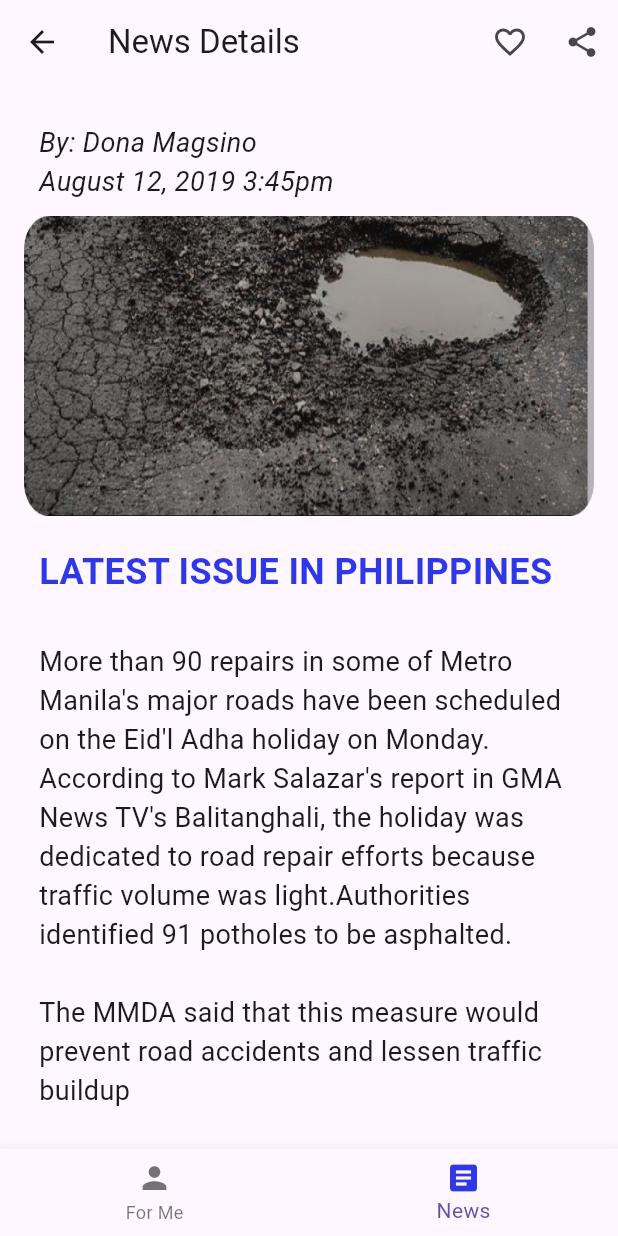
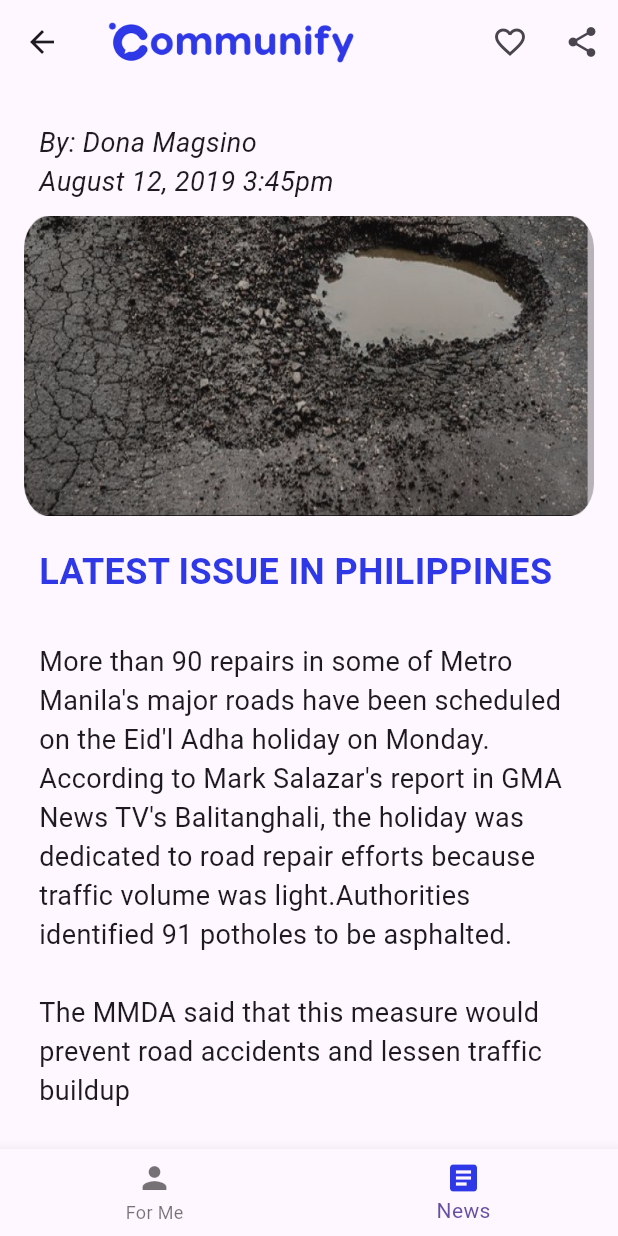
Before and after one commit to hirajya/communify, a Flutter app: the screen it shows after launch, after a tap on "Pothole repairs in Metro Manila roads sl", on a phone screen of 412 x 824 dp. Run offline on Flutter 3.47's test engine with Material 3 defaults, Android fonts, the phone set to English and light mode, and no system bars; our stand-ins replace flutter_svg, get, iconsax, logger, smooth_page_indicator.

Commit message:
newsfinal2
newsfinal2

```diff
--- a/lib/features/authentication/screens/news/NewsDetails.dart
+++ b/lib/features/authentication/screens/news/NewsDetails.dart
@@ -10,16 +10,26 @@ class NewsDeets extends StatelessWidget {
   Widget build(BuildContext context) {
     return Scaffold(
       appBar: AppBar(
-        title: const Text('News Details'),
+        title: Row(
+          mainAxisAlignment: MainAxisAlignment.start,
+          children: [
+            Image.asset(
+              'assets/images/news_images/Title logo.png',
+              width: 164, // Adjust width as needed
+              height: 104, // Adjust height as needed
+            ),
+          ],
+        ),
         actions: [
           IconButton(
             onPressed: () {
+              // Handle favorite icon pressed
             },
             icon: const Icon(Icons.favorite_border),
           ),
           IconButton(
             onPressed: () {
-
+              // Handle share icon pressed
             },
             icon: const Icon(Icons.share),
           ),
@@ -63,9 +73,10 @@ class NewsDeets extends StatelessWidget {
               child: Text(
                 'LATEST ISSUE IN PHILIPPINES',
                 style: TextStyle(
-                    fontSize: 24,
-                    fontWeight: FontWeight.bold,
-                    color: Color(0xFF2E38E7)),
+                  fontSize: 24,
+                  fontWeight: FontWeight.bold,
+                  color: Color(0xFF2E38E7),
+                ),
               ),
             ),
             const SizedBox(height: 10),
@@ -89,14 +100,15 @@ class NewsDeets extends StatelessWidget {
             label: 'For Me',
           ),
           BottomNavigationBarItem(
-            icon: Icon(Icons.article,
-                color: Color(0xFF2E38E7)),
+            icon: Icon(Icons.article, color: Color(0xFF2E38E7)),
             label: 'News',
           ),
         ],
         onTap: (int index) {
           if (index == 0) {
+            // Handle navigation to "For Me" screen
           } else if (index == 1) {
+            // Handle navigation to "News" screen (current screen)
           }
         },
       ),
--- a/lib/models/news/NewsProduct.dart
+++ b/lib/models/news/NewsProduct.dart
@@ -25,7 +25,7 @@ List<NewsProduct> newsproduct = [
       date: 'August 12, 2019 3:45pm',
       description: news1,
       image: 'assets/images/news_images/Rectangle 4.png',
-      color: Color.fromARGB(255, 215, 216, 216)),
+      color: Color.fromARGB(109, 118, 126, 0)),
   NewsProduct(
       id: 2,
       title: "Spaghetti wires are threat to safety, eyesore in Metro Manila",
@@ -33,7 +33,7 @@ List<NewsProduct> newsproduct = [
       date: 'February 28, 2019 1:43am',
       description: news2,
       image: 'assets/images/news_images/Rectangle 6.png',
-      color: Color.fromARGB(255, 215, 216, 216)),
+      color: Color.fromARGB(109, 118, 126, 0)),
 ];
 
 List<NewsProduct> newsproduct2 = [
```
